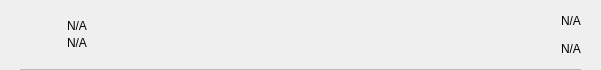
This is src/qt/bltg/forms/txrow.ui in minerric/BLTG as Qt 5 draws it before an edit. The edited form follows.
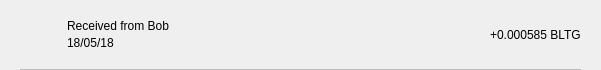
This is the edited form.

What changed in the file:
```diff
--- a/src/qt/bltg/forms/txrow.ui
+++ b/src/qt/bltg/forms/txrow.ui
@@ -110,7 +110,7 @@
               <string notr="true"/>
              </property>
              <property name="text">
-              <string notr="true">N/A</string>
+              <string>Received from Bob</string>
              </property>
              <property name="alignment">
               <set>Qt::AlignBottom|Qt::AlignLeading|Qt::AlignLeft</set>
@@ -123,7 +123,7 @@
               <string notr="true"/>
              </property>
              <property name="text">
-              <string notr="true">N/A</string>
+              <string>18/05/18</string>
              </property>
              <property name="alignment">
               <set>Qt::AlignLeading|Qt::AlignLeft|Qt::AlignTop</set>
@@ -133,47 +133,13 @@
           </layout>
          </item>
          <item>
-          <widget class="QWidget" name="containerAmounts" native="true">
-           <property name="minimumSize">
-            <size>
-             <width>80</width>
-             <height>0</height>
-            </size>
+          <widget class="QLabel" name="lblAmount">
+           <property name="styleSheet">
+            <string notr="true"/>
            </property>
-           <layout class="QVBoxLayout" name="verticalLayout_4">
-            <property name="leftMargin">
-             <number>0</number>
-            </property>
-            <property name="topMargin">
-             <number>0</number>
-            </property>
-            <property name="rightMargin">
-             <number>0</number>
-            </property>
-            <property name="bottomMargin">
-             <number>0</number>
-            </property>
-            <item alignment="Qt::AlignRight">
-             <widget class="QLabel" name="lblAmountTop">
-              <property name="styleSheet">
-               <string notr="true"/>
-              </property>
-              <property name="text">
-               <string notr="true">N/A</string>
-              </property>
-             </widget>
-            </item>
-            <item alignment="Qt::AlignRight">
-             <widget class="QLabel" name="lblAmountBottom">
-              <property name="styleSheet">
-               <string notr="true"/>
-              </property>
-              <property name="text">
-               <string notr="true">N/A</string>
-              </property>
-             </widget>
-            </item>
-           </layout>
+           <property name="text">
+            <string>+0.000585 BLTG</string>
+           </property>
           </widget>
          </item>
         </layout>
```
Left out of the diff: 2 changed lines with no effect on the pictures.
